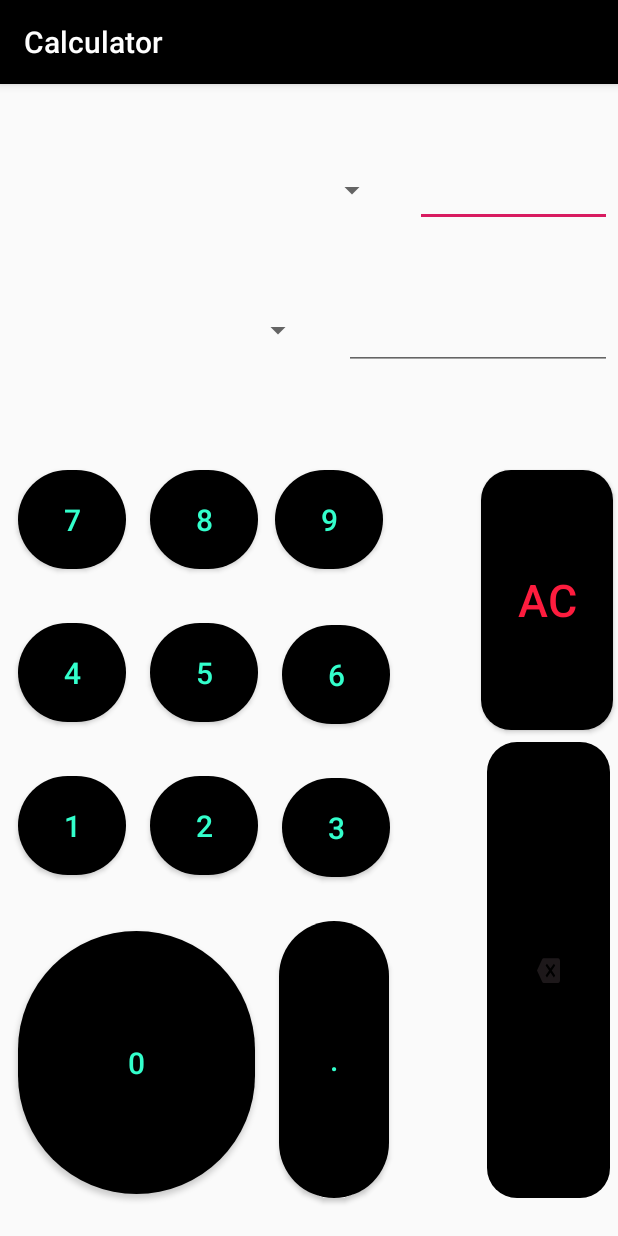
After one commit to Manish068/My-calculator-master, an Android app: the CurrencyConversion screen opened directly, with no data from a screen before it, on a phone screen of 412 x 824 dp. The commit adds this screen. Run offline under Robolectric (Android 15) with nearby library versions, the phone set to English and light mode, and no system bars.

Commit message:
Currency Converter is added

```diff
--- /dev/null
+++ b/app/src/main/java/com/example/operator/CurrencyConversion.java
@@ -0,0 +1,13 @@
+package com.example.operator;
+
+import android.support.v7.app.AppCompatActivity;
+import android.os.Bundle;
+
+public class CurrencyConversion extends AppCompatActivity {
+
+    @Override
+    protected void onCreate(Bundle savedInstanceState) {
+        super.onCreate(savedInstanceState);
+        setContentView(R.layout.activity_currency_conversion);
+    }
+}
--- /dev/null
+++ b/app/src/main/res/drawable/ic_backspace_black_24dp.xml
@@ -0,0 +1,10 @@
+<vector xmlns:android="http://schemas.android.com/apk/res/android"
+    android:width="15dp"
+    android:height="22dp"
+    android:tint="#1D181A"
+    android:viewportWidth="24.0"
+    android:viewportHeight="24.0">
+    <path
+        android:fillColor="#FF000000"
+        android:pathData="M22,3L7,3c-0.69,0 -1.23,0.35 -1.59,0.88L0,12l5.41,8.11c0.36,0.53 0.9,0.89 1.59,0.89h15c1.1,0 2,-0.9 2,-2L24,5c0,-1.1 -0.9,-2 -2,-2zM19,15.59L17.59,17 14,13.41 10.41,17 9,15.59 12.59,12 9,8.41 10.41,7 14,10.59 17.59,7 19,8.41 15.41,12 19,15.59z" />
+</vector>
--- /dev/null
+++ b/app/src/main/res/drawable/ic_exchange.xml
@@ -0,0 +1,36 @@
+<vector xmlns:android="http://schemas.android.com/apk/res/android"
+    android:width="24dp"
+    android:height="24dp"
+    android:viewportWidth="64"
+    android:viewportHeight="64">
+    <path
+        android:fillColor="#FF000000"
+        android:pathData="m40,62v-9.72l6.757,1.69a1,1 0,0 0,0.8 -0.138l5.835,-3.89 4.808,-0.962a1,1 0,0 0,0.8 -0.98v-4a1,1 0,0 0,-1 -1h-5v0.007a0.981,0.981 0,0 0,-0.581 0.18l-6.608,4.719 -5.811,-1.661v-14.245h-16v14.245l-5.811,1.661 -6.608,-4.719a0.987,0.987 0,0 0,-0.581 -0.179v-0.008h-5a1,1 0,0 0,-1 1v4a1,1 0,0 0,0.8 0.98l4.806,0.962 5.835,3.89a1,1 0,0 0,0.8 0.138l6.759,-1.69v9.72zM57,47.181 L54,47.781v-2.781h3zM7,45h3v2.78l-3,-0.6zM38,60h-12v-12h2.083c0.273,1.754 1.294,4 3.917,4s3.644,-2.246 3.917,-4h2.083zM30.117,48h3.766c-0.184,0.874 -0.658,2 -1.883,2s-1.7,-1.126 -1.883,-2zM46.581,49.813 L52,45.943v2.522l-5.187,3.458 -6.813,-1.704v-1.893l5.725,1.636a1,1 0,0 0,0.856 -0.149zM26,34h12v12h-12zM17.187,51.923 L12,48.465v-2.522l5.419,3.87a1,1 0,0 0,0.856 0.149l5.725,-1.636v1.893z" />
+    <path
+        android:fillColor="#FF000000"
+        android:pathData="m28,36h2v2h-2z" />
+    <path
+        android:fillColor="#FF000000"
+        android:pathData="m34,36h2v2h-2z" />
+    <path
+        android:fillColor="#FF000000"
+        android:pathData="m28.168,40.445a1,1 0,0 0,0.277 1.387l3,2a1,1 0,0 0,1.11 0l3,-2a1,1 0,1 0,-1.11 -1.664l-2.445,1.632 -2.445,-1.63a1,1 0,0 0,-1.387 0.275z" />
+    <path
+        android:fillColor="#FF000000"
+        android:pathData="m2,32a9,9 0,1 0,9 -9,9.01 9.01,0 0,0 -9,9zM18,32a7,7 0,0 1,-6 6.92v-1.92h2a1,1 0,0 0,1 -1v-4a1,1 0,0 0,-1 -1h-5v-2h6v-2h-3v-1.92a7,7 0,0 1,6 6.92zM10,25.08v1.92h-2a1,1 0,0 0,-1 1v4a1,1 0,0 0,1 1h5v2h-6v2h3v1.92a6.991,6.991 0,0 1,0 -13.84z" />
+    <path
+        android:fillColor="#FF000000"
+        android:pathData="m53,20a9,9 0,1 0,9 9,9.01 9.01,0 0,0 -9,-9zM53,36a7,7 0,1 1,7 -7,7.008 7.008,0 0,1 -7,7z" />
+    <path
+        android:fillColor="#FF000000"
+        android:pathData="m32,6c-8.476,0 -15.35,4.469 -17.941,11.661l1.882,0.678c2.331,-6.474 8.335,-10.339 16.059,-10.339z" />
+    <path
+        android:fillColor="#FF000000"
+        android:pathData="m43.649,13.937 l8,3a1.029,1.029 0,0 0,0.351 0.063,1 1,0 0,0 0.937,-0.648l3,-8 -1.874,-0.7 -2.151,5.738c-3.618,-6.898 -11.306,-11.39 -19.912,-11.39 -12.542,0 -22,8.168 -22,19h2c0,-9.691 8.6,-17 20,-17 7.82,0 14.8,4.028 18.092,10.217l-5.741,-2.154z" />
+    <path
+        android:fillColor="#FF000000"
+        android:pathData="m34,6h2v2h-2z" />
+    <path
+        android:fillColor="#FF000000"
+        android:pathData="m54,28.414 l2.707,-2.707 -1.414,-1.414 -2.293,2.293 -2.293,-2.293 -1.414,1.414 2.707,2.707v0.586h-2v2h2v3h2v-3h2v-2h-2z" />
+</vector>
--- /dev/null
+++ b/app/src/main/res/layout/activity_currency_conversion.xml
@@ -0,0 +1,307 @@
+<?xml version="1.0" encoding="utf-8"?>
+<android.support.v4.widget.DrawerLayout xmlns:android="http://schemas.android.com/apk/res/android"
+    xmlns:app="http://schemas.android.com/apk/res-auto"
+    xmlns:tools="http://schemas.android.com/tools"
+    android:layout_width="match_parent"
+    android:layout_height="match_parent"
+    tools:context=".CurrencyConversion">
+
+    <RelativeLayout
+        android:layout_width="match_parent"
+        android:layout_height="match_parent">
+
+
+        <EditText
+            android:id="@+id/et1"
+            android:layout_width="131dp"
+            android:layout_height="55dp"
+            android:layout_alignParentTop="true"
+            android:layout_alignParentEnd="true"
+            android:layout_marginTop="40dp"
+            android:layout_marginEnd="4dp"
+             />
+
+        <EditText
+            android:id="@+id/et2"
+            android:layout_width="131dp"
+            android:layout_height="55dp"
+            android:layout_below="@+id/et1"
+            android:layout_alignParentEnd="true"
+            android:layout_marginStart="2dp"
+            android:layout_marginTop="40dp"
+            android:layout_marginEnd="4dp"
+            android:layout_toEndOf="@+id/spinto"
+             />
+
+        <Spinner
+            android:id="@+id/spinfrom"
+            android:layout_width="201dp"
+            android:layout_height="53dp"
+            android:layout_alignParentStart="true"
+            android:layout_alignParentTop="true"
+            android:layout_marginStart="6dp"
+            android:layout_marginTop="44dp"
+            android:layout_marginEnd="18dp"
+            android:layout_toStartOf="@+id/et1" />
+
+        <Spinner
+            android:id="@+id/spinto"
+            android:layout_width="201dp"
+            android:layout_height="53dp"
+            android:layout_below="@+id/spinfrom"
+            android:layout_alignParentStart="true"
+            android:layout_marginStart="8dp"
+            android:layout_marginTop="40dp"
+            android:layout_marginEnd="18dp" />
+
+        <Button
+            android:id="@+id/button6"
+            android:layout_width="72dp"
+            android:layout_height="66dp"
+            android:layout_alignParentStart="true"
+            android:layout_alignParentTop="true"
+            android:layout_marginStart="12dp"
+            android:layout_marginTop="257dp"
+            android:background="@drawable/circle_button"
+            android:padding="10dp"
+            android:paddingLeft="30dp"
+            android:paddingTop="10dp"
+            android:paddingRight="30dp"
+            android:paddingBottom="10dp"
+            android:text="@string/_7"
+            android:textAllCaps="false"
+            android:textColor="?attr/textcolor"
+            android:textSize="20sp" />
+
+        <Button
+            android:id="@+id/button7"
+            android:layout_width="72dp"
+            android:layout_height="66dp"
+            android:layout_alignParentTop="true"
+            android:layout_marginStart="16dp"
+            android:layout_marginTop="257dp"
+            android:layout_toEndOf="@+id/button6"
+            android:background="@drawable/circle_button"
+            android:text="@string/_8"
+            android:padding="10dp"
+            android:paddingBottom="10dp"
+            android:paddingTop="10dp"
+            android:paddingLeft="30dp"
+            android:paddingRight="30dp"
+            android:textAllCaps="false"
+            android:textColor="?attr/textcolor"
+            android:textSize="20sp"/>
+
+        <Button
+            android:id="@+id/button8"
+            android:layout_width="72dp"
+            android:layout_height="66dp"
+            android:layout_alignParentTop="true"
+            android:layout_marginStart="11dp"
+            android:layout_marginTop="257dp"
+            android:layout_marginEnd="89dp"
+            android:layout_toEndOf="@+id/button7"
+            android:background="@drawable/circle_button"
+            android:padding="10dp"
+            android:paddingLeft="30dp"
+            android:paddingTop="10dp"
+            android:paddingRight="30dp"
+            android:paddingBottom="10dp"
+            android:text="@string/_9"
+            android:textAllCaps="false"
+            android:textColor="?attr/textcolor"
+            android:textSize="20sp" />
+
+        <Button
+            android:id="@+id/button9"
+            android:layout_width="wrap_content"
+            android:layout_height="173dp"
+            android:layout_alignParentTop="true"
+            android:layout_alignParentEnd="true"
+            android:layout_marginTop="257dp"
+            android:layout_marginEnd="3dp"
+            android:background="@drawable/round_corn"
+            android:text="AC"
+            android:textColor="#FD1C3E"
+            android:textSize="30sp" />
+
+        <Button
+            android:id="@+id/button10"
+            android:layout_width="72dp"
+            android:layout_height="66dp"
+            android:layout_below="@+id/button6"
+            android:layout_alignParentStart="true"
+            android:layout_marginStart="12dp"
+            android:layout_marginTop="36dp"
+            android:background="@drawable/circle_button"
+            android:padding="10dp"
+            android:paddingLeft="30dp"
+            android:paddingTop="10dp"
+            android:paddingRight="30dp"
+            android:paddingBottom="10dp"
+            android:text="@string/_4"
+            android:textAllCaps="false"
+            android:textColor="?attr/textcolor"
+            android:textSize="20sp" />
+
+        <Button
+            android:id="@+id/button11"
+            android:layout_width="72dp"
+            android:layout_height="66dp"
+            android:layout_below="@+id/button7"
+            android:layout_marginStart="16dp"
+            android:layout_marginTop="36dp"
+            android:layout_toEndOf="@+id/button10"
+            android:background="@drawable/circle_button"
+            android:padding="10dp"
+            android:paddingLeft="30dp"
+            android:paddingTop="10dp"
+            android:paddingRight="30dp"
+            android:paddingBottom="10dp"
+            android:text="@string/_5"
+            android:textAllCaps="false"
+            android:textColor="?attr/textcolor"
+            android:textSize="20sp" />
+
+        <Button
+            android:id="@+id/button12"
+            android:layout_width="72dp"
+            android:layout_height="66dp"
+            android:layout_below="@+id/button8"
+            android:layout_marginStart="16dp"
+            android:layout_marginTop="37dp"
+            android:layout_toEndOf="@+id/button11"
+            android:background="@drawable/circle_button"
+            android:padding="10dp"
+            android:paddingLeft="30dp"
+            android:paddingTop="10dp"
+            android:paddingRight="30dp"
+            android:paddingBottom="10dp"
+            android:text="@string/_6"
+            android:textAllCaps="false"
+            android:textColor="?attr/textcolor"
+            android:textSize="20sp" />
+
+        <ImageButton
+            android:id="@+id/imageButton"
+            android:layout_width="82dp"
+            android:layout_height="177dp"
+            android:layout_below="@+id/button9"
+            android:layout_alignParentEnd="true"
+            android:layout_alignParentBottom="true"
+            android:layout_marginTop="8dp"
+            android:layout_marginEnd="5dp"
+            android:layout_marginBottom="25dp"
+            android:background="@drawable/round_corn"
+            app:srcCompat="@drawable/ic_backspace_black_24dp" />
+
+        <Button
+            android:id="@+id/button15"
+            android:layout_width="72dp"
+            android:layout_height="66dp"
+            android:layout_below="@+id/button10"
+            android:layout_alignParentStart="true"
+            android:layout_marginStart="12dp"
+            android:layout_marginTop="36dp"
+            android:background="@drawable/circle_button"
+            android:padding="10dp"
+            android:paddingLeft="30dp"
+            android:paddingTop="10dp"
+            android:paddingRight="30dp"
+            android:paddingBottom="10dp"
+            android:text="@string/_1"
+            android:textAllCaps="false"
+            android:textColor="?attr/textcolor"
+            android:textSize="20sp" />
+
+        <Button
+            android:id="@+id/button18"
+            android:layout_width="72dp"
+            android:layout_height="66dp"
+            android:layout_below="@+id/button11"
+            android:layout_marginStart="16dp"
+            android:layout_marginTop="36dp"
+            android:layout_toEndOf="@+id/button15"
+            android:background="@drawable/circle_button"
+            android:padding="10dp"
+            android:paddingLeft="30dp"
+            android:paddingTop="10dp"
+            android:paddingRight="30dp"
+            android:paddingBottom="10dp"
+            android:text="@string/_2"
+            android:textAllCaps="false"
+            android:textColor="?attr/textcolor"
+            android:textSize="20sp" />
+
+        <Button
+            android:id="@+id/button19"
+            android:layout_width="72dp"
+            android:layout_height="66dp"
+            android:layout_below="@+id/button12"
+            android:layout_marginStart="16dp"
+            android:layout_marginTop="36dp"
+            android:layout_toEndOf="@+id/button18"
+            android:background="@drawable/circle_button"
+            android:padding="10dp"
+            android:paddingLeft="30dp"
+            android:paddingTop="10dp"
+            android:paddingRight="30dp"
+            android:paddingBottom="10dp"
+            android:text="@string/_3"
+            android:textAllCaps="false"
+            android:textColor="?attr/textcolor"
+            android:textSize="20sp" />
+
+        <Button
+            android:id="@+id/button20"
+            android:layout_width="158dp"
+            android:layout_height="66dp"
+            android:layout_below="@+id/button15"
+            android:layout_alignParentStart="true"
+            android:layout_alignParentBottom="true"
+            android:layout_marginStart="12dp"
+            android:layout_marginTop="37dp"
+            android:layout_marginBottom="28dp"
+            android:background="@drawable/circle_button"
+            android:padding="10dp"
+            android:paddingLeft="30dp"
+            android:paddingTop="10dp"
+            android:paddingRight="30dp"
+            android:paddingBottom="10dp"
+            android:text="@string/_0"
+            android:textAllCaps="false"
+            android:textColor="?attr/textcolor"
+            android:textSize="20sp" />
+
+        <Button
+            android:id="@+id/button21"
+            android:layout_width="73dp"
+            android:layout_height="58dp"
+            android:layout_below="@+id/button19"
+            android:layout_alignParentBottom="true"
+            android:layout_marginStart="16dp"
+            android:layout_marginTop="29dp"
+            android:layout_marginBottom="25dp"
+            android:layout_toEndOf="@+id/button20"
+            android:background="@drawable/circle_button"
+            android:padding="10dp"
+            android:paddingLeft="30dp"
+            android:paddingTop="10dp"
+            android:paddingRight="30dp"
+            android:paddingBottom="10dp"
+            android:text="."
+            android:textAllCaps="false"
+            android:textColor="?attr/textcolor"
+            android:textSize="20sp" />
+
+
+    </RelativeLayout>
+    <android.support.design.widget.NavigationView
+        android:layout_height="76dp"
+        android:layout_width="match_parent"
+        app:menu="@menu/nav_menu"
+        android:id="@+id/navigation_view"
+        android:layout_gravity="start"
+        ></android.support.design.widget.NavigationView>
+
+</android.support.v4.widget.DrawerLayout>
--- a/app/src/main/res/menu/nav_menu.xml
+++ b/app/src/main/res/menu/nav_menu.xml
@@ -13,6 +13,10 @@
         android:title="Scientific Calculator "
         android:icon="@drawable/ic_scientific"/>
 
+    <item android:id="@+id/Curr"
+        android:title="Currency Converter"
+        android:icon="@drawable/ic_exchange"/>
+
     <item android:id="@+id/set"
         android:title="Settings"
         android:icon="@drawable/ic_settings"/>
```
Also changed, not shown: app/src/main/AndroidManifest.xml (+7 -4 lines), app/src/main/java/com/example/operator/MainActivity.java (+6 -2 lines), app/src/main/java/com/example/operator/Scientific.java (+8 -0 lines), app/src/main/res/drawable/ic_launcher_background.xml (deleted, +0 -170 lines), app/src/main/ic_launcher-web.png (deleted), app/src/main/res/mipmap-hdpi/ic_launcher_foreground.png, app/src/main/res/mipmap-mdpi/ic_launcher_foreground.png, app/src/main/res/mipmap-xhdpi/ic_launcher_foreground.png, app/src/main/res/mipmap-xxhdpi/ic_launcher_foreground.png, app/src/main/res/mipmap-xxxhdpi/ic_launcher_foreground.png.
